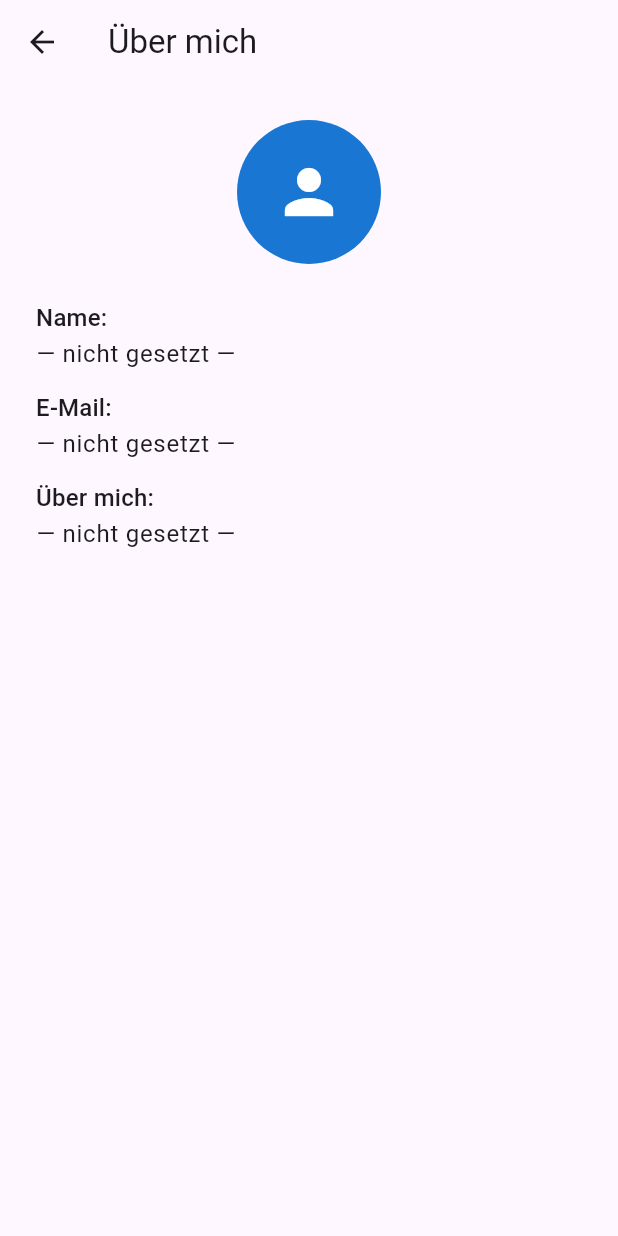
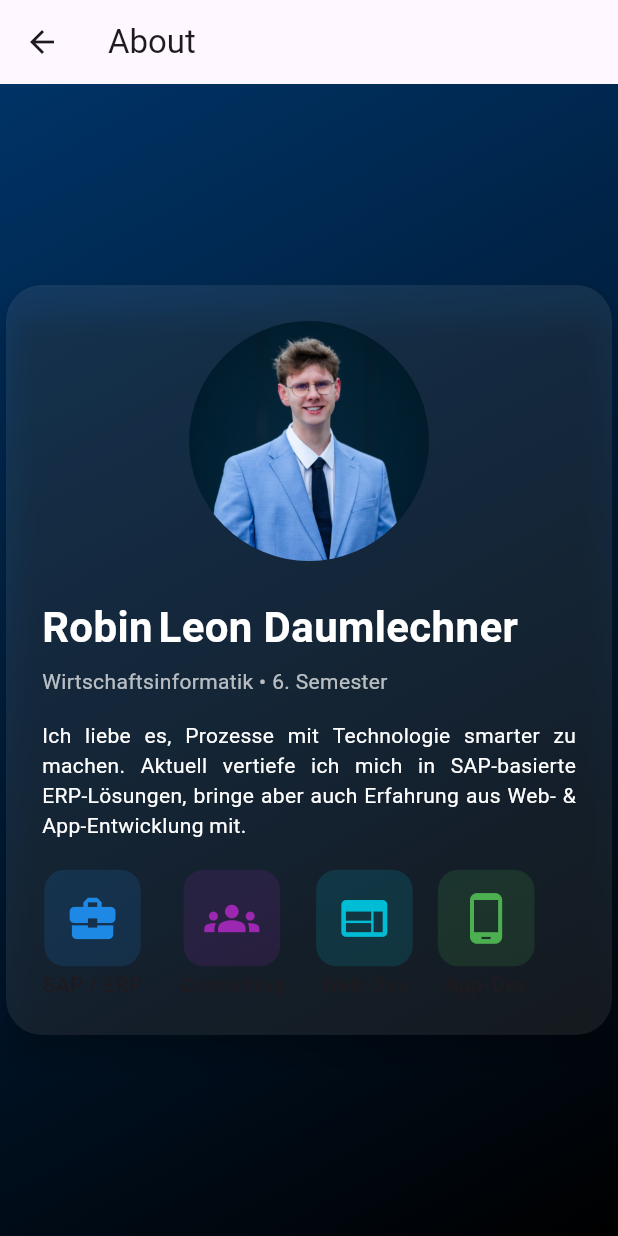
Before and after one commit to DerDaumen1/portfolio_5441141, a Flutter app: the AboutPage screen opened directly with empty values, on a phone screen of 412 x 824 dp. Run offline on Flutter 3.47's test engine with Material 3 defaults, Android fonts, the phone set to English and light mode, and no system bars.

Commit message:
about rdy

```diff
--- a/lib/pages/about_page.dart
+++ b/lib/pages/about_page.dart
@@ -1,58 +1,171 @@
+// lib/pages/about_page.dart
 import 'package:flutter/material.dart';
 import '../app_data.dart';
 
-class AboutPage extends StatelessWidget {
+class AboutPage extends StatefulWidget {
   final AppData data;
   const AboutPage({super.key, required this.data});
 
   @override
+  State<AboutPage> createState() => _AboutPageState();
+}
+
+class _AboutPageState extends State<AboutPage>
+    with SingleTickerProviderStateMixin {
+  late final AnimationController _ctrl;
+
+  @override
+  void initState() {
+    super.initState();
+    _ctrl = AnimationController(
+      vsync: this,
+      duration: const Duration(seconds: 2),
+    )..repeat(reverse: true);
+  }
+
+  @override
+  void dispose() {
+    _ctrl.dispose();
+    super.dispose();
+  }
+
+  Widget _skillBadge(IconData icon, String label, Color color) {
+    return Column(
+      mainAxisSize: MainAxisSize.min,
+      children: [
+        ScaleTransition(
+          scale: Tween(begin: 1.0, end: 1.15).animate(
+            CurvedAnimation(parent: _ctrl, curve: Curves.easeInOut),
+          ),
+          child: Container(
+            decoration: BoxDecoration(
+              color: color.withOpacity(.15),
+              borderRadius: BorderRadius.circular(12),
+            ),
+            padding: const EdgeInsets.all(12),
+            child: Icon(icon, size: 32, color: color),
+          ),
+        ),
+        const SizedBox(height: 6),
+        Text(label, style: const TextStyle(fontWeight: FontWeight.w600)),
+      ],
+    );
+  }
+
+  @override
   Widget build(BuildContext context) {
+    // Retro‑Farben
+    const sapBlue    = Color(0xff1e88e5);
+    const consultLil = Color(0xff9c27b0);
+    const webCyan    = Color(0xff00bcd4);
+    const appGreen   = Color(0xff4caf50);
+
     return Scaffold(
-      appBar: AppBar(title: const Text('Über mich')),
-      body: Padding(
-        padding: const EdgeInsets.all(24),
-        child: Column(
-          crossAxisAlignment: CrossAxisAlignment.start,
-          children: [
-            // Avatar (Platzhalter‑Retro‑Icon)
-            Center(
-              child: CircleAvatar(
-                radius: 48,
-                backgroundColor: Colors.blue.shade700,
-                child: const Icon(
-                  Icons.person,
-                  size: 48,
-                  color: Colors.white,
+      backgroundColor: Colors.transparent,
+      appBar: AppBar(title: const Text('About')),
+      body: Container(
+        decoration: const BoxDecoration(
+          gradient: LinearGradient(
+            colors: [Color(0xff003366), Colors.black],
+            begin: Alignment.topLeft,
+            end: Alignment.bottomRight,
+          ),
+        ),
+        alignment: Alignment.center,
+        child: SingleChildScrollView(
+          child: ConstrainedBox(
+            constraints: const BoxConstraints(maxWidth: 800),
+            child: Card(
+              color: Colors.white.withOpacity(.08),
+              elevation: 8,
+              shape: RoundedRectangleBorder(
+                borderRadius: BorderRadius.circular(24),
+              ),
+              child: Padding(
+                padding: const EdgeInsets.all(24),
+                child: LayoutBuilder(
+                  builder: (context, constraints) {
+                    final isWide = constraints.maxWidth > 600;
+                    return isWide
+                        ? Row(
+                            children: [
+                              // Foto links
+                              ClipRRect(
+                                borderRadius: BorderRadius.circular(100),
+                                child: Image.asset(
+                                  'assets/images/Leon_Daumlechner_Foto.jpeg',
+                                  width: 180,
+                                  height: 180,
+                                  fit: BoxFit.cover,
+                                ),
+                              ),
+                              const SizedBox(width: 32),
+                              // Text + Badges
+                              Expanded(child: _aboutContent(
+                                  sapBlue, consultLil, webCyan, appGreen)),
+                            ],
+                          )
+                        : Column(
+                            children: [
+                              ClipRRect(
+                                borderRadius: BorderRadius.circular(100),
+                                child: Image.asset(
+                                  'assets/images/Leon_Daumlechner_Foto.jpeg',
+                                  width: 160,
+                                  height: 160,
+                                  fit: BoxFit.cover,
+                                ),
+                              ),
+                              const SizedBox(height: 24),
+                              _aboutContent(
+                                  sapBlue, consultLil, webCyan, appGreen),
+                            ],
+                          );
+                  },
                 ),
               ),
             ),
-            const SizedBox(height: 24),
-
-            Text('Name:',
-                style: Theme.of(context).textTheme.titleMedium),
-            Text(
-              data.name.isEmpty ? '— nicht gesetzt —' : data.name,
-              style: Theme.of(context).textTheme.bodyLarge,
-            ),
-            const SizedBox(height: 12),
-
-            Text('E‑Mail:',
-                style: Theme.of(context).textTheme.titleMedium),
-            Text(
-              data.email.isEmpty ? '— nicht gesetzt —' : data.email,
-              style: Theme.of(context).textTheme.bodyLarge,
-            ),
-            const SizedBox(height: 12),
-
-            Text('Über mich:',
-                style: Theme.of(context).textTheme.titleMedium),
-            Text(
-              data.about.isEmpty ? '— nicht gesetzt —' : data.about,
-              style: Theme.of(context).textTheme.bodyLarge,
-            ),
-          ],
+          ),
         ),
       ),
     );
   }
+
+  Widget _aboutContent(Color sapBlue, Color consultLil,
+      Color webCyan, Color appGreen) {
+    return Column(
+      crossAxisAlignment: CrossAxisAlignment.start,
+      children: [
+        Text(
+          'Robin Leon Daumlechner',
+          style: const TextStyle(
+            fontSize: 28, fontWeight: FontWeight.bold, color: Colors.white),
+        ),
+        const SizedBox(height: 6),
+        const Text(
+          'Wirtschaftsinformatik • 6. Semester',
+          style: TextStyle(color: Colors.white70),
+        ),
+        const SizedBox(height: 16),
+        const Text(
+          'Ich liebe es, Prozesse mit Technologie smarter zu machen. '
+          'Aktuell vertiefe ich mich in SAP‑basierte ERP‑Lösungen, '
+          'bringe aber auch Erfahrung aus Web‑ & App‑Entwicklung mit.',
+          style: TextStyle(color: Colors.white),
+          textAlign: TextAlign.justify,
+        ),
+        const SizedBox(height: 24),
+        Wrap(
+          spacing: 24,
+          runSpacing: 24,
+          children: [
+            _skillBadge(Icons.business_center, 'SAP / ERP', sapBlue),
+            _skillBadge(Icons.groups,           'Consulting', consultLil),
+            _skillBadge(Icons.web,              'Web‑Dev',    webCyan),
+            _skillBadge(Icons.phone_android,    'App‑Dev',    appGreen),
+          ],
+        ),
+      ],
+    );
+  }
 }
```
Also changed, not shown: lib/pages/home_page.dart (+68 -35 lines).
